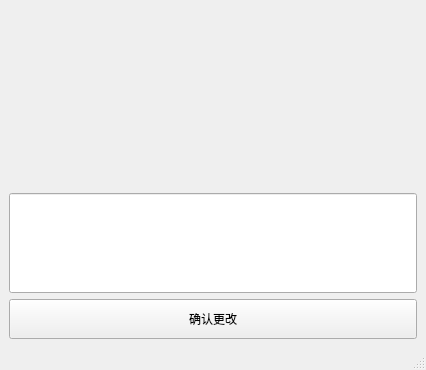
Before: the Qt Designer form mainwindow.ui in VictorySong/changeWindowTitle, drawn with Qt 5.
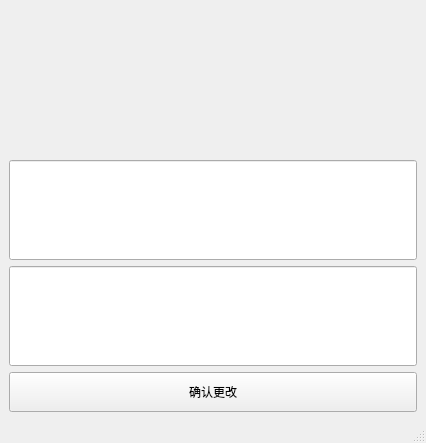
After: the same form once the commit is applied.

Commit message: 1. 增加可手动输入窗口句柄

Patch:
```diff
--- a/mainwindow.ui
+++ b/mainwindow.ui
@@ -7,7 +7,7 @@
     <x>0</x>
     <y>0</y>
     <width>426</width>
-    <height>370</height>
+    <height>443</height>
    </rect>
   </property>
   <property name="windowTitle">
@@ -22,6 +22,16 @@
       </property>
      </widget>
     </item>
+    <item>
+     <widget class="QLineEdit" name="lineEdit_2">
+      <property name="minimumSize">
+       <size>
+        <width>0</width>
+        <height>100</height>
+       </size>
+      </property>
+     </widget>
+    </item>
     <item>
      <widget class="QLineEdit" name="lineEdit">
       <property name="minimumSize">
```
The commit also changes 2 other files.
